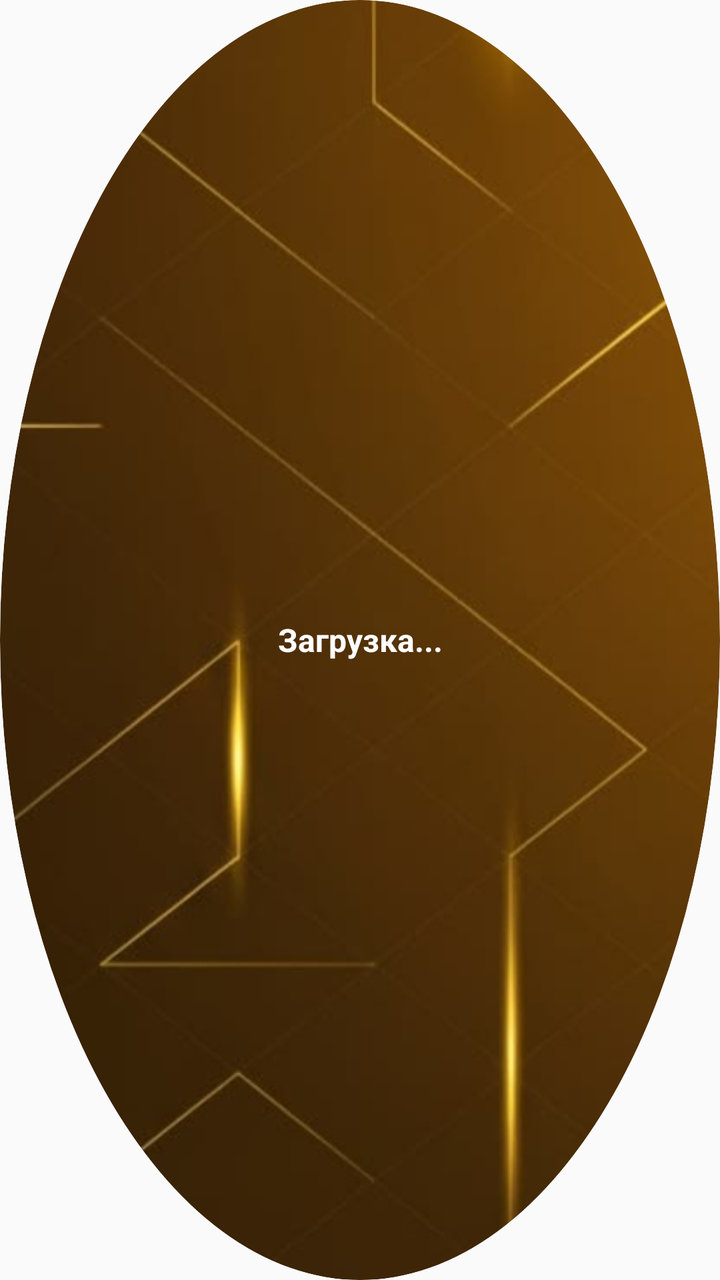
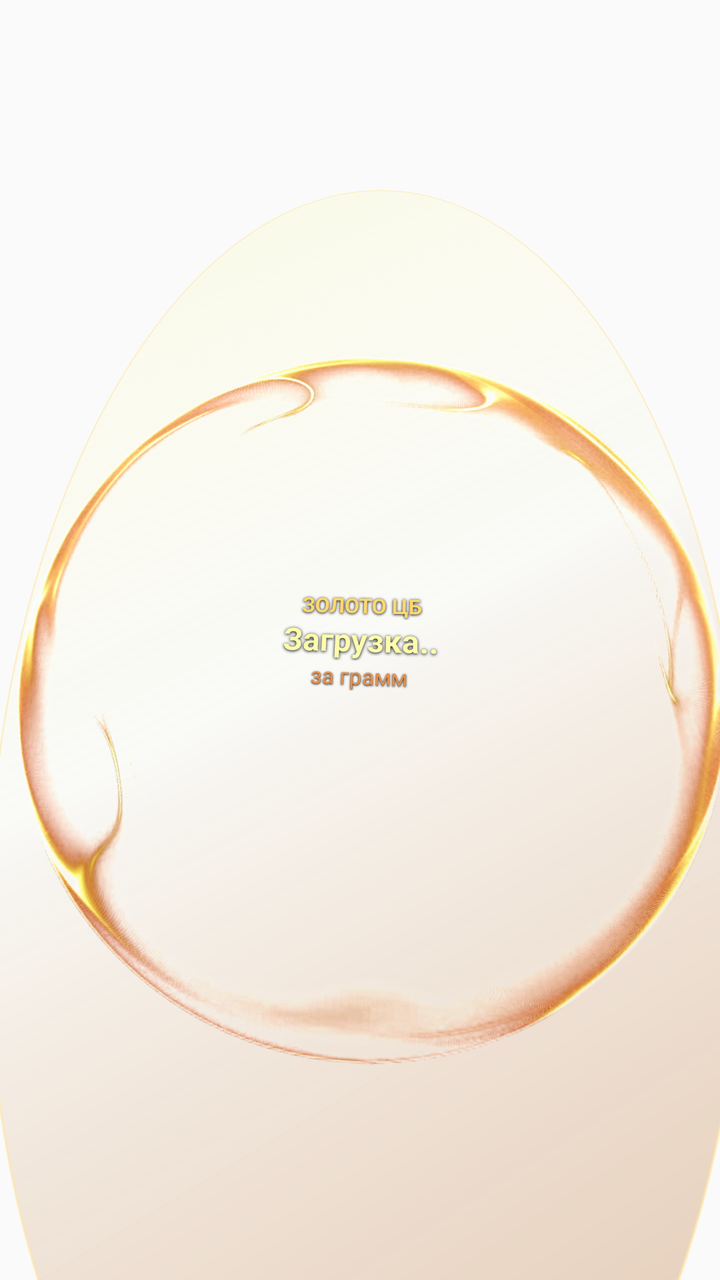

The first picture is an Android layout as it rendered before a commit; the second is the same layout after the commit. The layout source and the unified diff follow.
<!-- AndroidManifest.xml: application theme Theme.BugsGame -->
<!-- res/layout/gold_widget.xml -->
<?xml version="1.0" encoding="utf-8"?>
<FrameLayout xmlns:android="http://schemas.android.com/apk/res/android"
    android:layout_width="120dp"
    android:layout_height="120dp"
    android:background="@drawable/gold_sphere_circle"
    android:clipToOutline="true">

    <ImageView
        android:layout_width="match_parent"
        android:layout_height="match_parent"
        android:src="@drawable/gold_sphere"
        android:scaleType="centerCrop"
        android:background="@drawable/gold_sphere_circle"
        android:clipToOutline="true"
        android:contentDescription="@null" />

    <TextView
        android:id="@+id/goldPriceText"
        android:layout_width="match_parent"
        android:layout_height="match_parent"
        android:gravity="center"
        android:text="@string/gold_loading"
        android:textColor="#FFFFFF"
        android:textSize="16sp"
        android:textStyle="bold"
        android:maxLines="2"
        android:ellipsize="end" />

</FrameLayout>
<!-- resources referenced by this layout -->
<resources>
  <!-- drawable gold_sphere: jpg bitmap (drawable, 40379 bytes) -->
  <!-- drawable gold_sphere_circle (drawable) -->
  <?xml version="1.0" encoding="utf-8"?>
  <shape xmlns:android="http://schemas.android.com/apk/res/android"
      android:shape="oval">
      <solid android:color="#00000000" />
  </shape>
  <string name="gold_loading">Загрузка...</string>
  <style name="Theme.BugsGame" parent="android:Theme.Material.Light.NoActionBar" />
</resources>

<!-- the commit's change to res/layout/gold_widget.xml (unified diff, before → after) -->
@@ -1,29 +1,78 @@
 <?xml version="1.0" encoding="utf-8"?>
 <FrameLayout xmlns:android="http://schemas.android.com/apk/res/android"
-    android:layout_width="120dp"
-    android:layout_height="120dp"
-    android:background="@drawable/gold_sphere_circle"
-    android:clipToOutline="true">
+    android:layout_width="130dp"
+    android:layout_height="130dp"
+    android:background="@android:color/transparent"
+    android:padding="4dp"
+    android:rotation="2"
+    android:rotationX="13"
+    android:rotationY="-2"
+    android:visibility="visible">
 
     <ImageView
         android:layout_width="match_parent"
         android:layout_height="match_parent"
-        android:src="@drawable/gold_sphere"
-        android:scaleType="centerCrop"
-        android:background="@drawable/gold_sphere_circle"
+        android:clipToOutline="true"
+        android:contentDescription="@null"
+        android:elevation="10dp"
+        android:scaleType="fitCenter"
+        android:src="@drawable/gold_ball" />
+
+    <ImageView
+        android:layout_width="match_parent"
+        android:layout_height="match_parent"
+        android:background="@drawable/gold_glass_overlay"
         android:clipToOutline="true"
         android:contentDescription="@null" />
 
-    <TextView
-        android:id="@+id/goldPriceText"
+    <LinearLayout
         android:layout_width="match_parent"
         android:layout_height="match_parent"
         android:gravity="center"
-        android:text="@string/gold_loading"
-        android:textColor="#FFFFFF"
-        android:textSize="16sp"
-        android:textStyle="bold"
-        android:maxLines="2"
-        android:ellipsize="end" />
+        android:orientation="vertical"
+        android:padding="5dp">
+
+        <TextView
+            android:layout_width="match_parent"
+            android:layout_height="wrap_content"
+            android:gravity="center"
+            android:shadowColor="#FF000000"
+            android:shadowDx="0"
+            android:shadowDy="1"
+            android:shadowRadius="3"
+            android:text="@string/gold_widget_title"
+            android:textColor="#FFfdd86f"
+            android:textSize="11sp"
+            android:textStyle="bold" />
+
+        <TextView
+            android:id="@+id/goldPriceText"
+            android:layout_width="match_parent"
+            android:layout_height="wrap_content"
+            android:ellipsize="end"
+            android:gravity="center"
+            android:maxLines="2"
+            android:shadowColor="#FF000000"
+            android:shadowDx="0"
+            android:shadowDy="1"
+            android:shadowRadius="4"
+            android:text="@string/gold_loading"
+            android:textColor="#FFfcfcab"
+            android:textSize="16sp"
+            android:textStyle="bold" />
+
+        <TextView
+            android:layout_width="match_parent"
+            android:layout_height="wrap_content"
+            android:gravity="center"
+            android:shadowColor="#FF000000"
+            android:shadowDx="0"
+            android:shadowDy="1"
+            android:shadowRadius="2"
+            android:text="@string/gold_widget_per_gram"
+            android:textColor="#FFe6904b"
+            android:textSize="11sp" />
+
+    </LinearLayout>
 
 </FrameLayout>
<!-- resource entries referenced after the edit -->
@@ -1,13 +1,26 @@
 <!-- resources referenced by this layout -->
 <resources>
-  <!-- drawable gold_sphere: jpg bitmap (drawable, 40379 bytes) -->
-  <!-- drawable gold_sphere_circle (drawable) -->
+  <!-- drawable gold_ball: png bitmap (drawable, 371433 bytes) -->
+  <!-- drawable gold_glass_overlay (drawable) -->
   <?xml version="1.0" encoding="utf-8"?>
   <shape xmlns:android="http://schemas.android.com/apk/res/android"
       android:shape="oval">
-      <solid android:color="#00000000" />
+  
+      <gradient
+          android:angle="315"
+          android:startColor="#60fcfcca"
+          android:centerColor="#20fcfce3"
+          android:endColor="#60b86928"
+          android:type="linear" />
+  
+      <stroke
+          android:width="1dp"
+          android:color="#88FFE5A0" />
+  
   </shape>
-  <string name="gold_loading">Загрузка...</string>
+  <string name="gold_loading">Загрузка..</string>
+  <string name="gold_widget_per_gram">за грамм</string>
+  <string name="gold_widget_title">ЗОЛОТО ЦБ</string>
   <style name="Theme.BugsGame" parent="android:Theme.Material.Light.NoActionBar" />
 </resources>
 
